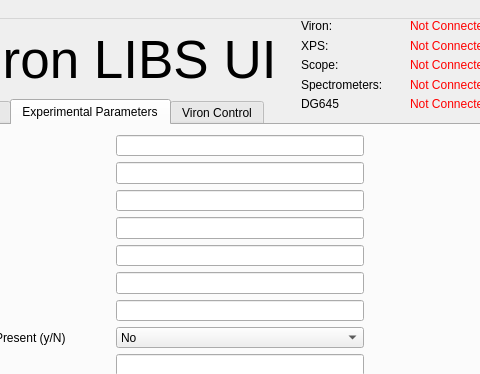
Old version of the form Hardware/LIBS/LIBS Code/Viron_GUI/Application_UI.ui in the repository Sanjit-Jeevanand/HusseinLab_UltrafastPlasmaScience; both pictures show x 439 to 919 and y 0 to 374 of the 1111 by 860 pixel window.
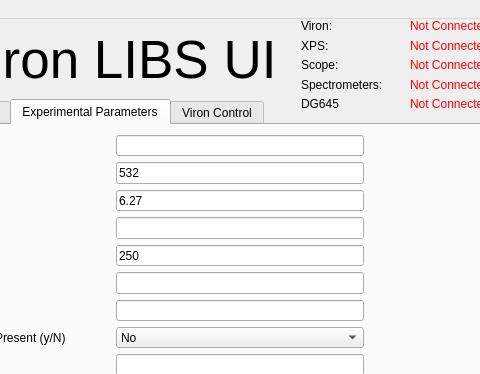
New version of the form. The open tabs and pages were chosen to show the change. Icons and pictures are not drawn. Custom widgets are drawn as their Qt base class.

Commit message: populate basic metadata entries

What changed in the file:
```diff
--- a/Hardware/LIBS/LIBS Code/Viron_GUI/Application_UI.ui
+++ b/Hardware/LIBS/LIBS Code/Viron_GUI/Application_UI.ui
@@ -2887,16 +2887,28 @@
         <widget class="QLineEdit" name="laser_energy_entry"/>
        </item>
        <item row="1" column="1">
-        <widget class="QLineEdit" name="wavelength_entry"/>
+        <widget class="QLineEdit" name="wavelength_entry">
+         <property name="text">
+          <string>532</string>
+         </property>
+        </widget>
        </item>
        <item row="2" column="1">
-        <widget class="QLineEdit" name="pulse_duration_entry"/>
+        <widget class="QLineEdit" name="pulse_duration_entry">
+         <property name="text">
+          <string>6.27</string>
+         </property>
+        </widget>
        </item>
        <item row="3" column="1">
         <widget class="QLineEdit" name="sample_id_entry"/>
        </item>
        <item row="4" column="1">
-        <widget class="QLineEdit" name="focal_length_entry"/>
+        <widget class="QLineEdit" name="focal_length_entry">
+         <property name="text">
+          <string>250</string>
+         </property>
+        </widget>
        </item>
        <item row="5" column="1">
         <widget class="QLineEdit" name="integration_time_entry"/>
```
Left out of the diff: 2 changed lines with no effect on the pictures. The commit also changes 1 other file.
